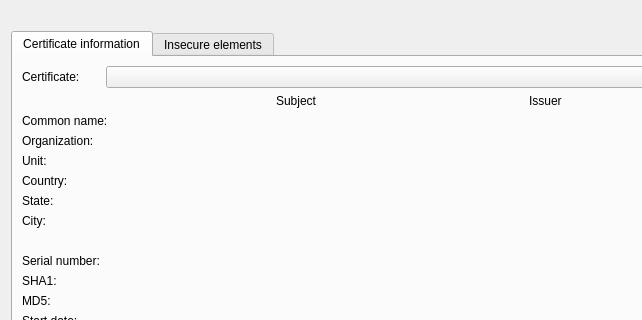
0xd34df00d/leechcraft, file src/plugins/poshuku/sslstatedialog.ui: the form before one commit; both pictures show x 0 to 642 and y 0 to 320 of the 799 by 406 pixel window.
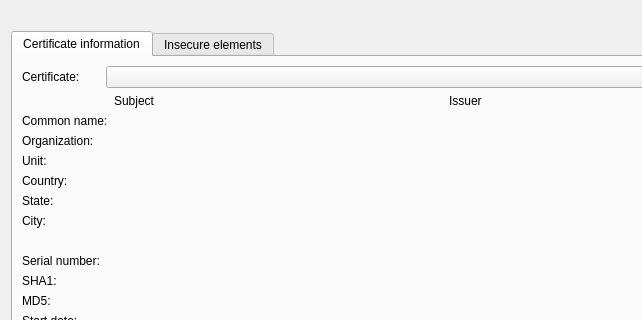
The form after the commit.

Commit message: [Poshuku] Proper columns stretch in SSL dialog.

The edit to the form file:
```diff
--- a/src/plugins/poshuku/sslstatedialog.ui
+++ b/src/plugins/poshuku/sslstatedialog.ui
@@ -52,7 +52,7 @@
         <widget class="QComboBox" name="CertChainBox_"/>
        </item>
        <item row="1" column="0" colspan="2">
-        <layout class="QGridLayout" name="gridLayout" columnstretch="0,0,0">
+        <layout class="QGridLayout" name="gridLayout" columnstretch="0,1,1">
          <item row="3" column="1">
           <widget class="QLabel" name="SubjectUnit_">
            <property name="text">
```
